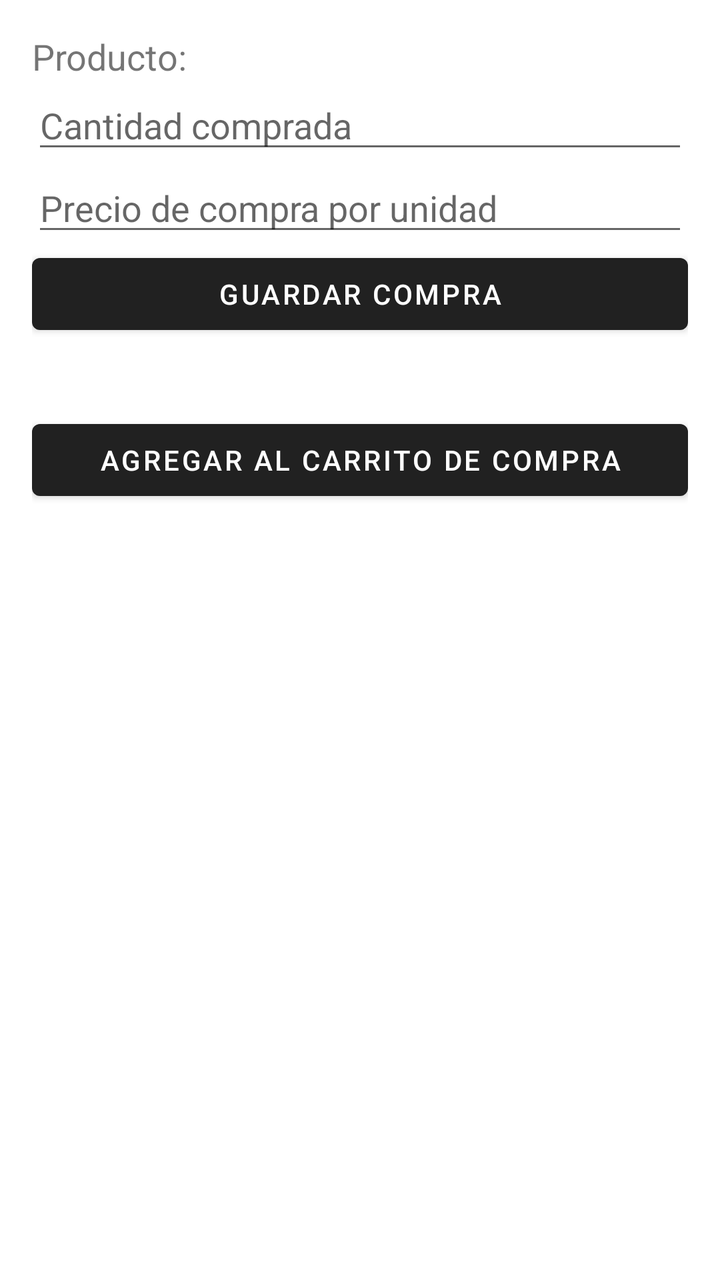
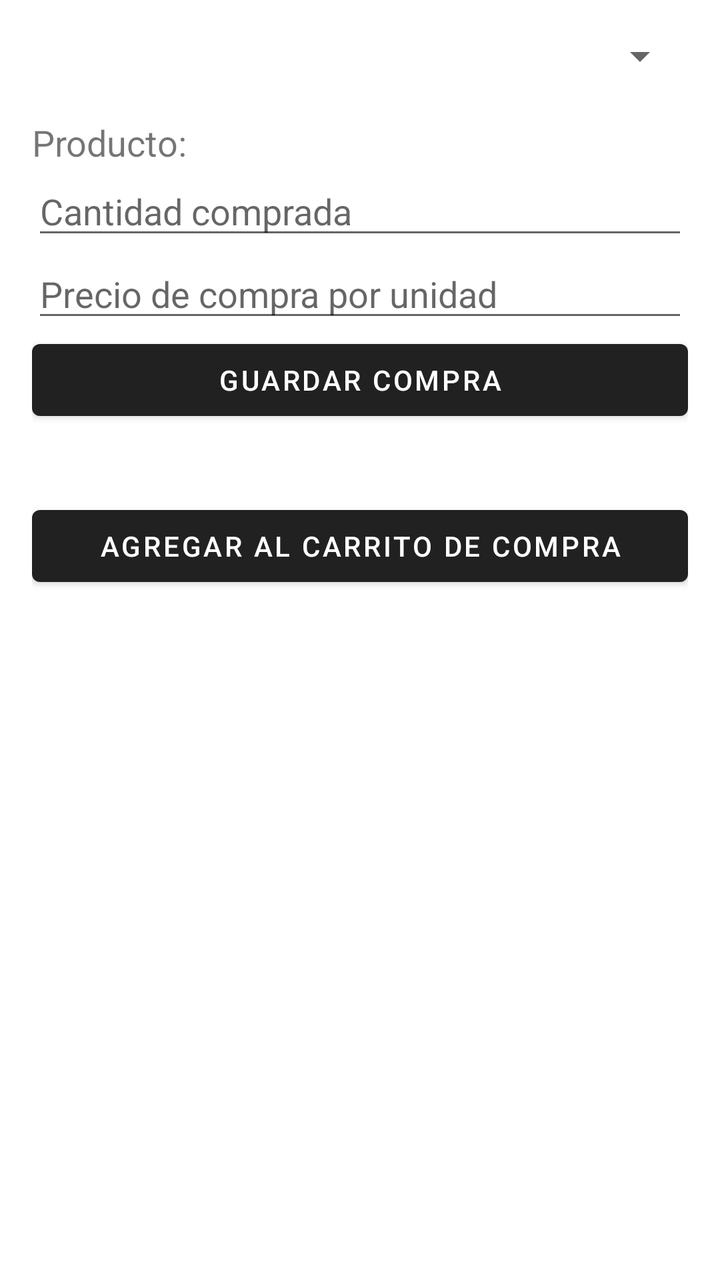

Compare the two renders of this Android layout. The source of the first and the diff that turns it into the second are given below.
<!-- AndroidManifest.xml: application theme Theme.MaterialComponents.DayNight.DarkActionBar -->
<!-- res/layout/activity_purchase.xml -->
<?xml version="1.0" encoding="utf-8"?>
<LinearLayout
    xmlns:android="http://schemas.android.com/apk/res/android"
    android:orientation="vertical"
    android:padding="16dp"
    android:layout_width="match_parent"
    android:layout_height="match_parent">

    <TextView
        android:id="@+id/txtSelectedProduct"
        android:text="Producto:"
        android:textSize="18sp"
        android:layout_width="match_parent"
        android:layout_height="wrap_content"/>

    <EditText
        android:id="@+id/etQuantity"
        android:hint="Cantidad comprada"
        android:inputType="numberDecimal"
        android:layout_width="match_parent"
        android:layout_height="wrap_content"/>

    <EditText
        android:id="@+id/etPurchasePrice"
        android:hint="Precio de compra por unidad"
        android:inputType="numberDecimal"
        android:layout_width="match_parent"
        android:layout_height="wrap_content"/>

    <Button
        android:id="@+id/btnSavePurchase"
        android:text="Guardar Compra"
        android:layout_width="match_parent"
        android:layout_height="wrap_content"/>

    <TextView
        android:id="@+id/txtStatus"
        android:paddingTop="16dp"
        android:layout_width="match_parent"
        android:layout_height="wrap_content"/>

    <Button
        android:id="@+id/btnAddPurchase"
        android:text="Agregar al carrito de compra"
        android:layout_width="match_parent"
        android:layout_height="wrap_content"/>

    <TextView
        android:id="@+id/txtPurchaseCart"
        android:layout_width="match_parent"
        android:layout_height="wrap_content"
        android:paddingTop="10dp"/>

</LinearLayout>
<!-- resources referenced by this layout -->
<resources>

</resources>

<!-- the commit's change to res/layout/activity_purchase.xml (unified diff, before → after) -->
@@ -5,6 +5,16 @@
     android:padding="16dp"
     android:layout_width="match_parent"
     android:layout_height="match_parent">
+
+    <Spinner
+        android:id="@+id/spProducts"
+        android:layout_width="match_parent"
+        android:layout_height="wrap_content"/>
+
+    <TextView
+        android:id="@+id/txtPurchaseCart"
+        android:layout_width="match_parent"
+        android:layout_height="wrap_content"/>
 
     <TextView
         android:id="@+id/txtSelectedProduct"
